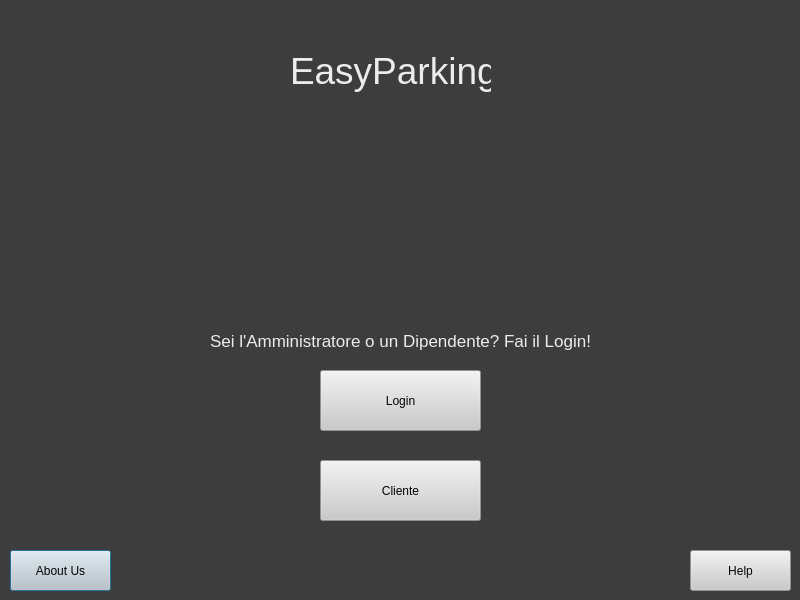
riccardomalpiedi/parcheggio, file easyparking.ui: the form before one commit.
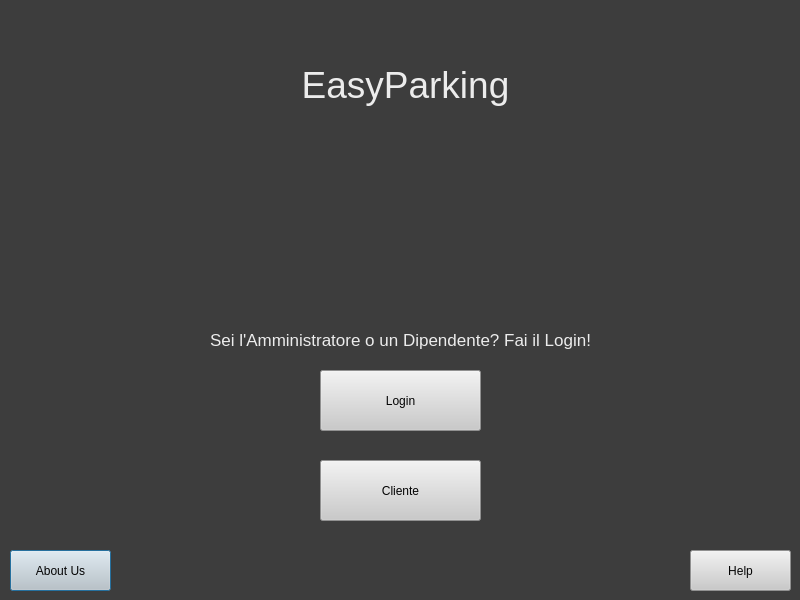
The form after the commit.

Commit message: Piccola correzione

Diff of the .ui file:
```diff
--- a/easyparking.ui
+++ b/easyparking.ui
@@ -67,10 +67,10 @@
   <widget class="QLabel" name="label_titolo">
    <property name="geometry">
     <rect>
-     <x>290</x>
+     <x>220</x>
      <y>40</y>
-     <width>201</width>
-     <height>61</height>
+     <width>371</width>
+     <height>91</height>
     </rect>
    </property>
    <property name="font">
@@ -82,15 +82,15 @@
     <string notr="true">color:rgb(236, 236, 236); font-size:28pt;</string>
    </property>
    <property name="text">
-    <string>EasyParking</string>
+    <string>&lt;html&gt;&lt;head/&gt;&lt;body&gt;&lt;p align=&quot;center&quot;&gt;EasyParking&lt;/p&gt;&lt;/body&gt;&lt;/html&gt;</string>
    </property>
   </widget>
   <widget class="QLabel" name="label_frase">
    <property name="geometry">
     <rect>
-     <x>210</x>
+     <x>120</x>
      <y>320</y>
-     <width>381</width>
+     <width>561</width>
      <height>41</height>
     </rect>
    </property>
@@ -103,7 +103,7 @@
     <string notr="true">color:rgb(236, 236, 236)</string>
    </property>
    <property name="text">
-    <string>Sei l'Amministratore o un Dipendente? Fai il Login!</string>
+    <string>&lt;html&gt;&lt;head/&gt;&lt;body&gt;&lt;p align=&quot;center&quot;&gt;Sei l'Amministratore o un Dipendente? Fai il Login!&lt;/p&gt;&lt;/body&gt;&lt;/html&gt;</string>
    </property>
   </widget>
   <widget class="QPushButton" name="login_button">
```
